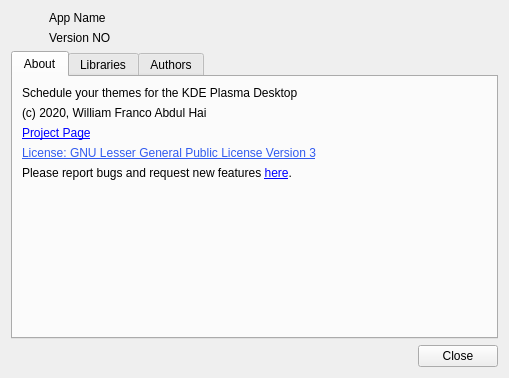
Qt form src/ui/about.ui (baduhai/Koi) before a commit.
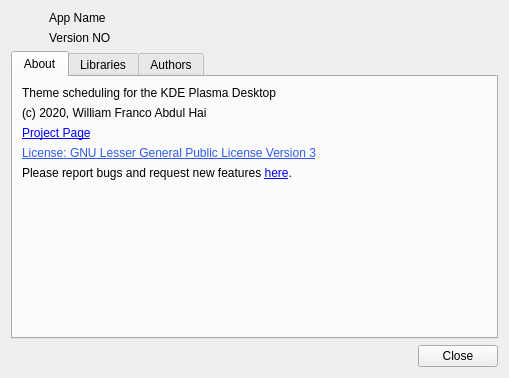
The same form after that commit. The open tabs and pages were chosen to show the change. Icons and pictures are not drawn.

Commit message: Better wording

Patch:
```diff
--- a/src/ui/about.ui
+++ b/src/ui/about.ui
@@ -97,7 +97,7 @@
        <item row="0" column="0" colspan="2">
         <widget class="QLabel" name="descLabel">
          <property name="text">
-          <string>Schedule your themes for the KDE Plasma Desktop</string>
+          <string>Theme scheduling for the KDE Plasma Desktop</string>
          </property>
         </widget>
        </item>
```
